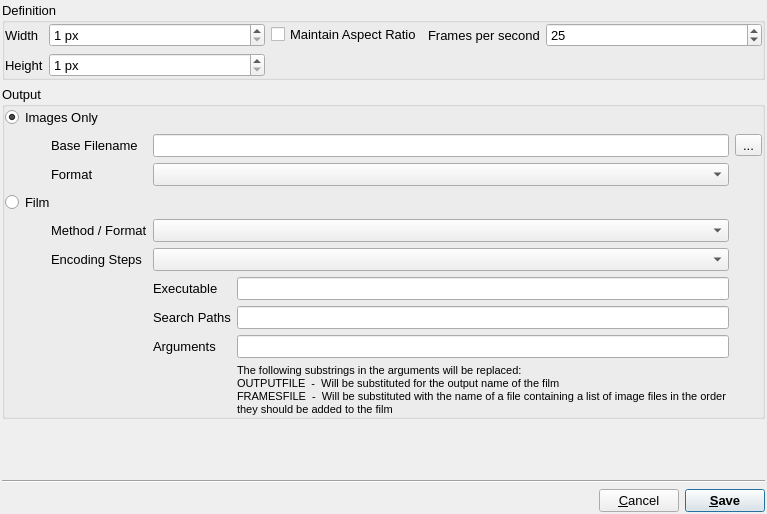
The window that src/gui/exportfilm.ui (trisyoungs/aten) describes before a commit, drawn with Qt 5.
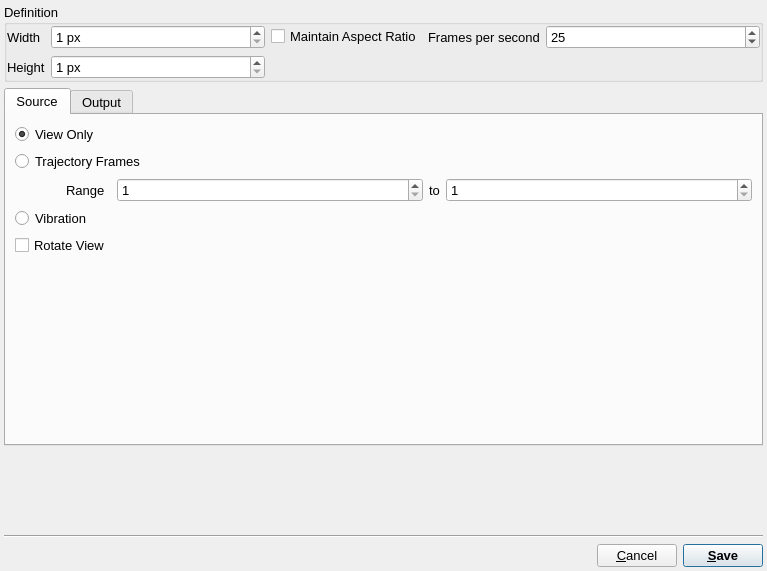
The same window after the commit. Icons and pictures are not drawn.

Commit message: Updated TODO2. Updated ExportFilmDialog.

Patch:
```diff
--- a/src/gui/exportfilm.ui
+++ b/src/gui/exportfilm.ui
@@ -10,7 +10,7 @@
     <x>0</x>
     <y>0</y>
     <width>767</width>
-    <height>514</height>
+    <height>571</height>
    </rect>
   </property>
   <property name="sizePolicy">
@@ -33,7 +33,7 @@
   </property>
   <layout class="QVBoxLayout" name="verticalLayout">
    <property name="margin">
-    <number>2</number>
+    <number>4</number>
    </property>
    <item>
     <widget class="QGroupBox" name="DefinitionGroup">
@@ -139,37 +139,142 @@
     </widget>
    </item>
    <item>
-    <widget class="QGroupBox" name="OutputGroup">
-     <property name="title">
+    <widget class="QTabWidget" name="ControlTabs">
+     <property name="currentIndex">
+      <number>0</number>
+     </property>
+     <widget class="QWidget" name="SourceTab">
+      <attribute name="title">
+       <string>Source</string>
+      </attribute>
+      <layout class="QGridLayout" name="gridLayout_4">
+       <item row="0" column="0" colspan="2">
+        <widget class="QRadioButton" name="SourceViewOnlyRadio">
+         <property name="text">
+          <string>View Only</string>
+         </property>
+         <property name="checked">
+          <bool>true</bool>
+         </property>
+        </widget>
+       </item>
+       <item row="2" column="1">
+        <widget class="QLabel" name="label_8">
+         <property name="sizePolicy">
+          <sizepolicy hsizetype="Minimum" vsizetype="Preferred">
+           <horstretch>0</horstretch>
+           <verstretch>0</verstretch>
+          </sizepolicy>
+         </property>
+         <property name="text">
+          <string>Range</string>
+         </property>
+        </widget>
+       </item>
+       <item row="4" column="0" colspan="2">
+        <widget class="QCheckBox" name="SourceRotateViewCheck">
+         <property name="text">
+          <string>Rotate View</string>
+         </property>
+        </widget>
+       </item>
+       <item row="2" column="4">
+        <widget class="QSpinBox" name="TrajectoryLastFrameSpin">
+         <property name="sizePolicy">
+          <sizepolicy hsizetype="Expanding" vsizetype="Fixed">
+           <horstretch>0</horstretch>
+           <verstretch>0</verstretch>
+          </sizepolicy>
+         </property>
+         <property name="minimum">
+          <number>1</number>
+         </property>
+         <property name="maximum">
+          <number>1000000000</number>
+         </property>
+        </widget>
+       </item>
+       <item row="3" column="0" colspan="3">
+        <widget class="QRadioButton" name="SourceVibrationRadio">
+         <property name="text">
+          <string>Vibration</string>
+         </property>
+        </widget>
+       </item>
+       <item row="1" column="0" colspan="3">
+        <widget class="QRadioButton" name="SourceTrajectoryRadio">
+         <property name="text">
+          <string>Trajectory Frames</string>
+         </property>
+        </widget>
+       </item>
+       <item row="2" column="3">
+        <widget class="QLabel" name="label_9">
+         <property name="sizePolicy">
+          <sizepolicy hsizetype="Minimum" vsizetype="Preferred">
+           <horstretch>0</horstretch>
+           <verstretch>0</verstretch>
+          </sizepolicy>
+         </property>
+         <property name="text">
+          <string>to</string>
+         </property>
+        </widget>
+       </item>
+       <item row="2" column="0">
+        <spacer name="horizontalSpacer_4">
+         <property name="orientation">
+          <enum>Qt::Horizontal</enum>
+         </property>
+         <property name="sizeType">
+          <enum>QSizePolicy::Minimum</enum>
+         </property>
+         <property name="sizeHint" stdset="0">
+          <size>
+           <width>45</width>
+           <height>20</height>
+          </size>
+         </property>
+        </spacer>
+       </item>
+       <item row="2" column="2">
+        <widget class="QSpinBox" name="TrajectoryFirstFrameSpin">
+         <property name="sizePolicy">
+          <sizepolicy hsizetype="Expanding" vsizetype="Fixed">
+           <horstretch>0</horstretch>
+           <verstretch>0</verstretch>
+          </sizepolicy>
+         </property>
+         <property name="minimum">
+          <number>1</number>
+         </property>
+         <property name="maximum">
+          <number>1000000000</number>
+         </property>
+        </widget>
+       </item>
+       <item row="5" column="0">
+        <spacer name="verticalSpacer_2">
+         <property name="orientation">
+          <enum>Qt::Vertical</enum>
+         </property>
+         <property name="sizeHint" stdset="0">
+          <size>
+           <width>20</width>
+           <height>40</height>
+          </size>
+         </property>
+        </spacer>
+       </item>
+      </layout>
+     </widget>
+     <widget class="QWidget" name="OutputTab">
+      <attribute name="title">
       <string>Output</string>
-     </property>
+      </attribute>
      <layout class="QGridLayout" name="gridLayout_2">
-      <property name="margin">
-       <number>0</number>
-      </property>
-      <item row="2" column="1">
-       <widget class="QLabel" name="label">
-        <property name="text">
-         <string>Format</string>
-        </property>
-       </widget>
-      </item>
-      <item row="3" column="0" colspan="4">
-       <widget class="QRadioButton" name="FilmRadio">
-        <property name="text">
-         <string>Film</string>
-        </property>
-       </widget>
-      </item>
-      <item row="1" column="1">
-       <widget class="QLabel" name="BasenameLabel">
-        <property name="text">
-         <string>Base Filename</string>
-        </property>
-       </widget>
-      </item>
       <item row="0" column="0" colspan="2">
-       <widget class="QRadioButton" name="ImagesOnlyRadio">
+        <widget class="QRadioButton" name="OutputImagesOnlyRadio">
         <property name="toolTip">
          <string>Write image files only, for manual processing later on</string>
         </property>
@@ -197,10 +302,10 @@
         </property>
        </spacer>
       </item>
-      <item row="1" column="4">
-       <widget class="QToolButton" name="SelectBasenameButton">
+       <item row="1" column="1">
+        <widget class="QLabel" name="BasenameLabel">
         <property name="text">
-         <string>...</string>
+          <string>Base Filename</string>
         </property>
        </widget>
       </item>
@@ -211,57 +316,40 @@
         </property>
        </widget>
       </item>
-      <item row="7" column="2">
-       <widget class="QLabel" name="CommandSearchPathsLabel">
-        <property name="sizePolicy">
-         <sizepolicy hsizetype="Minimum" vsizetype="Preferred">
-          <horstretch>0</horstretch>
-          <verstretch>0</verstretch>
-         </sizepolicy>
-        </property>
+       <item row="1" column="4">
+        <widget class="QToolButton" name="ImagesSelectBasenameButton">
         <property name="text">
-         <string>Search Paths</string>
-        </property>
-        <property name="alignment">
-         <set>Qt::AlignLeading|Qt::AlignLeft|Qt::AlignVCenter</set>
-        </property>
-       </widget>
-      </item>
-      <item row="8" column="2">
-       <widget class="QLabel" name="CommandArgumentsLabel">
-        <property name="sizePolicy">
-         <sizepolicy hsizetype="Minimum" vsizetype="Preferred">
-          <horstretch>0</horstretch>
-          <verstretch>0</verstretch>
-         </sizepolicy>
-        </property>
+          <string>...</string>
+         </property>
+        </widget>
+       </item>
+       <item row="2" column="1">
+        <widget class="QLabel" name="label">
         <property name="text">
-         <string>Arguments</string>
-        </property>
-        <property name="alignment">
-         <set>Qt::AlignLeading|Qt::AlignLeft|Qt::AlignVCenter</set>
-        </property>
-       </widget>
-      </item>
-      <item row="4" column="1">
-       <widget class="QLabel" name="MethodFormatLabel">
-        <property name="text">
-         <string>Method / Format</string>
-        </property>
-       </widget>
-      </item>
-      <item row="5" column="2" colspan="2">
-       <widget class="QComboBox" name="EncoderStepCombo"/>
-      </item>
-      <item row="7" column="3">
-       <widget class="QLineEdit" name="CommandSearchPathsEdit"/>
-      </item>
-      <item row="8" column="3">
-       <widget class="QLineEdit" name="CommandArgumentsEdit"/>
-      </item>
+          <string>Format</string>
+         </property>
+        </widget>
+       </item>
       <item row="2" column="2" colspan="2">
        <widget class="QComboBox" name="ImageFormatCombo"/>
       </item>
+       <item row="3" column="0" colspan="4">
+        <widget class="QRadioButton" name="OutputFilmRadio">
+         <property name="text">
+          <string>Film</string>
+         </property>
+        </widget>
+       </item>
+       <item row="4" column="1">
+        <widget class="QLabel" name="FilmMethodFormatLabel">
+         <property name="text">
+          <string>Method / Format</string>
+         </property>
+        </widget>
+       </item>
+       <item row="4" column="2" colspan="2">
+        <widget class="QComboBox" name="EncodersCombo"/>
+       </item>
       <item row="5" column="1">
        <widget class="QLabel" name="EncoderStepLabel">
         <property name="text">
@@ -269,11 +357,8 @@
         </property>
        </widget>
       </item>
-      <item row="4" column="2" colspan="2">
-       <widget class="QComboBox" name="EncodersCombo"/>
-      </item>
-      <item row="6" column="3">
-       <widget class="QLineEdit" name="CommandExecutableEdit"/>
+       <item row="5" column="2" colspan="2">
+        <widget class="QComboBox" name="EncoderStepCombo"/>
       </item>
       <item row="6" column="2">
        <widget class="QLabel" name="CommandExecutableLabel">
@@ -291,6 +376,47 @@
         </property>
        </widget>
       </item>
+       <item row="6" column="3">
+        <widget class="QLineEdit" name="CommandExecutableEdit"/>
+       </item>
+       <item row="7" column="2">
+        <widget class="QLabel" name="CommandSearchPathsLabel">
+         <property name="sizePolicy">
+          <sizepolicy hsizetype="Minimum" vsizetype="Preferred">
+           <horstretch>0</horstretch>
+           <verstretch>0</verstretch>
+          </sizepolicy>
+         </property>
+         <property name="text">
+          <string>Search Paths</string>
+         </property>
+         <property name="alignment">
+          <set>Qt::AlignLeading|Qt::AlignLeft|Qt::AlignVCenter</set>
+         </property>
+        </widget>
+       </item>
+       <item row="7" column="3">
+        <widget class="QLineEdit" name="CommandSearchPathsEdit"/>
+       </item>
+       <item row="8" column="2">
+        <widget class="QLabel" name="CommandArgumentsLabel">
+         <property name="sizePolicy">
+          <sizepolicy hsizetype="Minimum" vsizetype="Preferred">
+           <horstretch>0</horstretch>
+           <verstretch>0</verstretch>
+          </sizepolicy>
+         </property>
+         <property name="text">
+          <string>Arguments</string>
+         </property>
+         <property name="alignment">
+          <set>Qt::AlignLeading|Qt::AlignLeft|Qt::AlignVCenter</set>
+         </property>
+        </widget>
+       </item>
+       <item row="8" column="3">
+        <widget class="QLineEdit" name="CommandArgumentsEdit"/>
+       </item>
       <item row="9" column="3">
        <widget class="QLabel" name="label_4">
         <property name="font">
@@ -309,6 +435,7 @@
        </widget>
       </item>
      </layout>
+     </widget>
     </widget>
    </item>
    <item>
```
Lines whose indentation alone changed are shown as unchanged. The commit also changes 5 other files.
